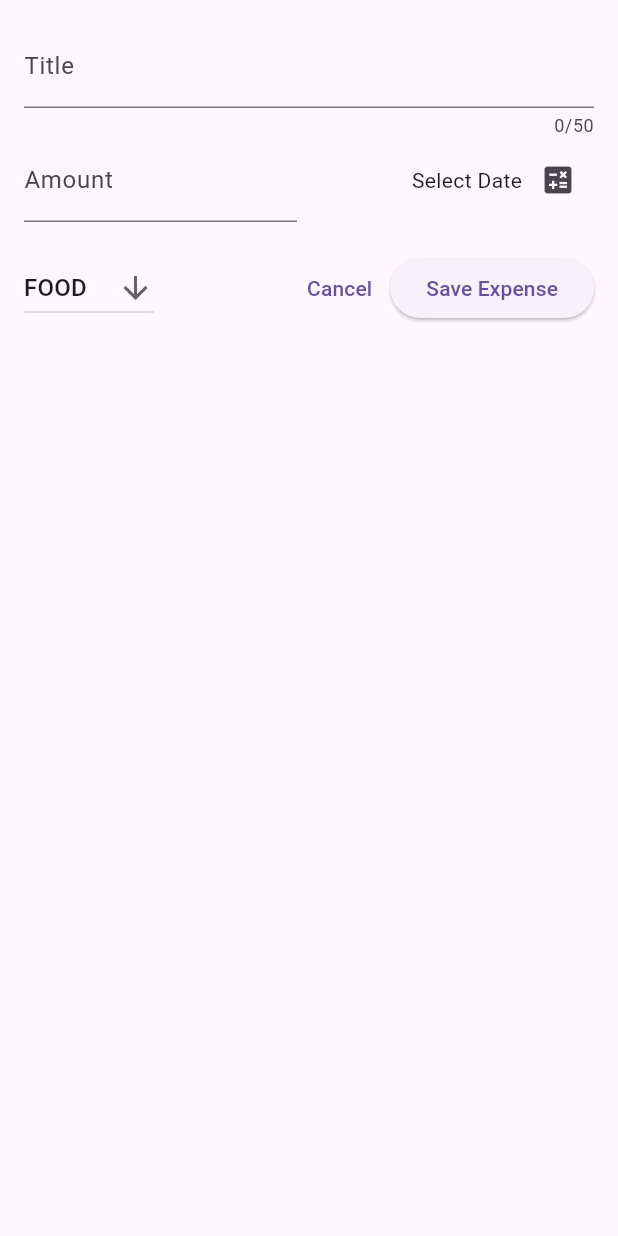
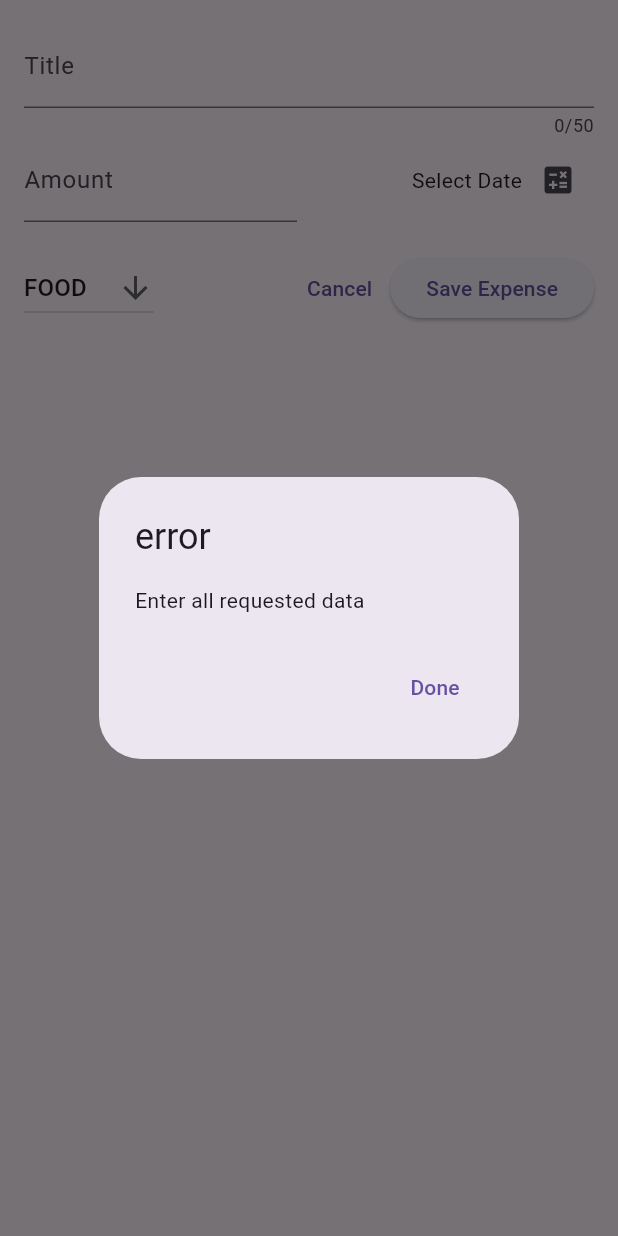
Before and after one commit to Abdulkader-Safi/ExpenceTrackingProject, a Flutter app: the NewExpense widget shown alone on an empty page, opened directly, after a tap on "Save Expense", on a phone screen of 412 x 824 dp. Run offline on Flutter 3.47's test engine with Material 2 defaults, Android fonts, the light colour scheme and no system bars.

Commit message:
show input validation error on show dialog

```diff
--- a/lib/widgets/new_expense.dart
+++ b/lib/widgets/new_expense.dart
@@ -121,8 +121,20 @@ class _NewExpenseState extends State<NewExpense> {
                   if (_titleController.text.trim().isEmpty ||
                       amountIsInvalid ||
                       _selectedDate == null) {
-                    // TODO: show error message to user
                     log("Error");
+                    showDialog(
+                      context: context,
+                      builder: (ctx) => AlertDialog(
+                        title: const Text('error'),
+                        content: const Text('Enter all requested data'),
+                        actions: [
+                          TextButton(
+                            onPressed: () => Navigator.pop(ctx),
+                            child: const Text('Done'),
+                          ),
+                        ],
+                      ),
+                    );
                   }
                 },
                 child: const Text("Save Expense"),
```
